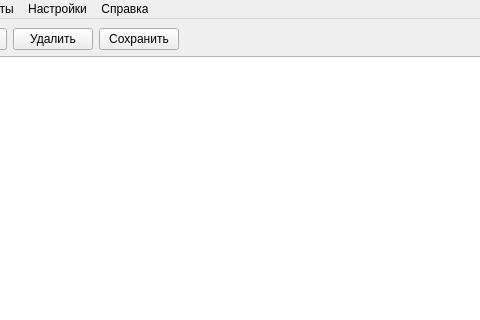
Genrikh302/MTA, file mainwindow.ui: the form before one commit; both pictures show x 82 to 562 and y 0 to 320 of the 800 by 600 pixel window.
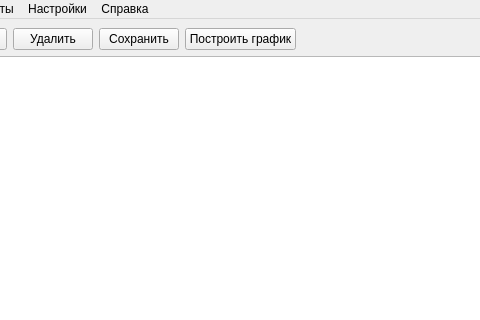
The form after the commit.

```diff
--- a/mainwindow.ui
+++ b/mainwindow.ui
@@ -44,6 +44,13 @@
         </property>
        </widget>
       </item>
+      <item>
+       <widget class="QPushButton" name="pushGraph">
+        <property name="text">
+         <string>Построить график</string>
+        </property>
+       </widget>
+      </item>
       <item>
        <spacer name="horizontalSpacer">
         <property name="orientation">
```
Left out of the diff: 2 changed lines with no effect on the pictures.
